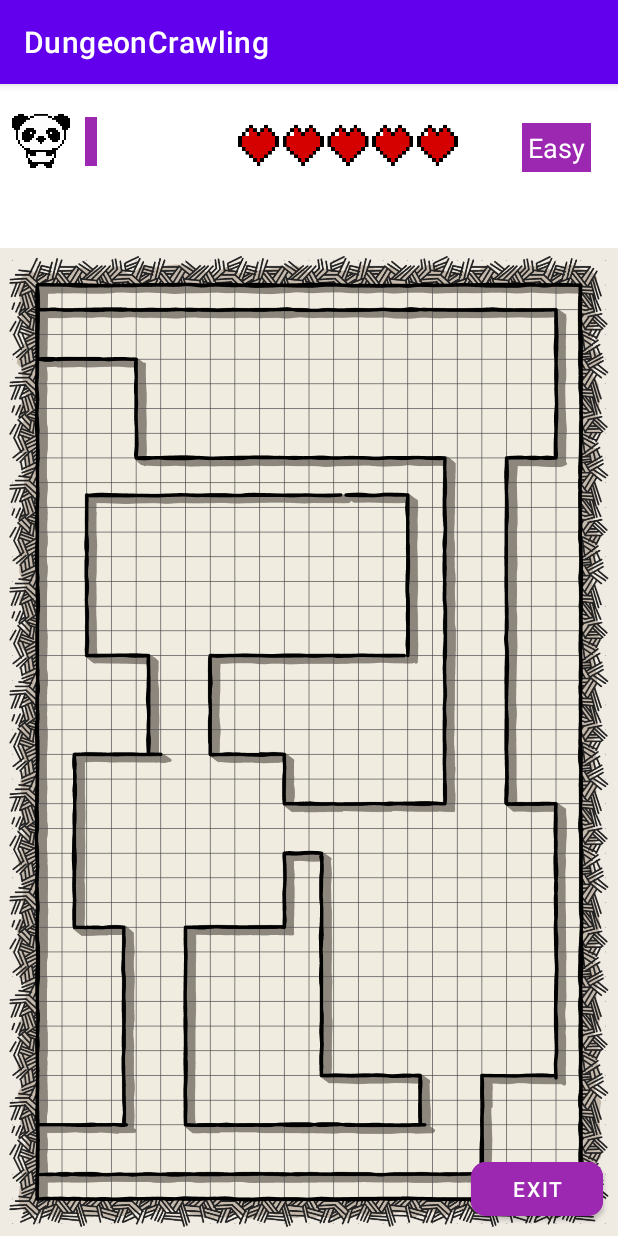
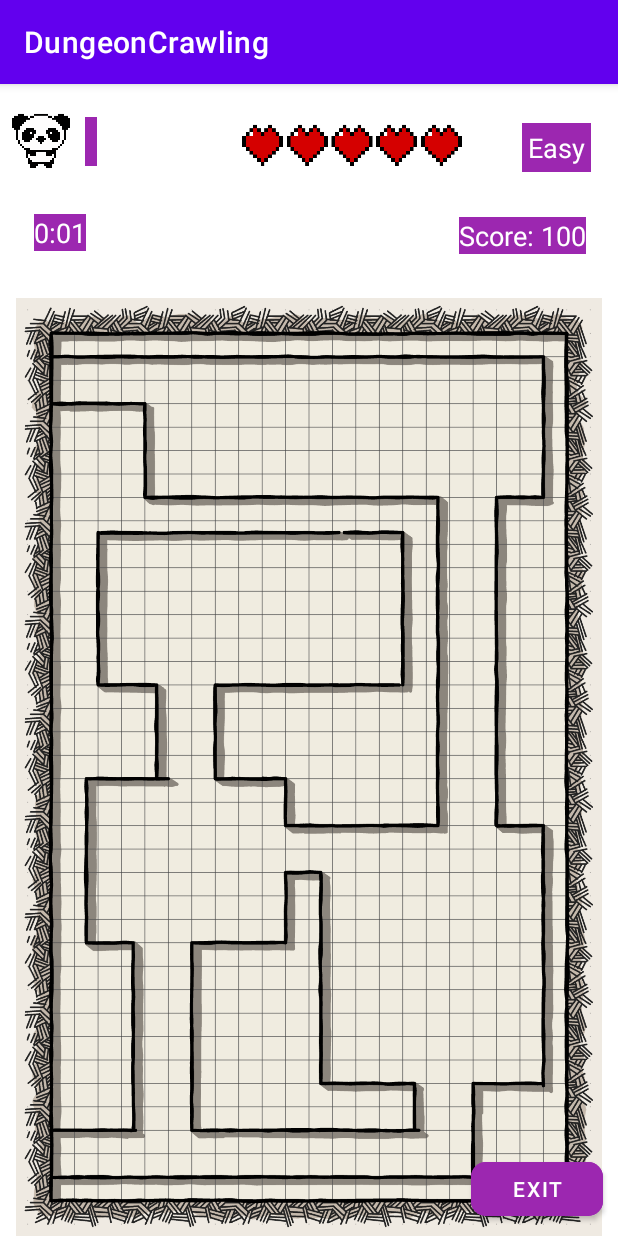
Before and after one commit to alexdinh2003/CS2340C_Team47, an Android app: the GameScreen1 screen opened directly, with no data from a screen before it, on a phone screen of 412 x 824 dp. Run offline under Robolectric (Android 15) with nearby library versions, the phone set to English and light mode, and no system bars.

Commit message:
created a timer

```diff
--- a/DungeonCrawling/app/src/main/java/com/example/dungeoncrawling/GameScreen1.java
+++ b/DungeonCrawling/app/src/main/java/com/example/dungeoncrawling/GameScreen1.java
@@ -13,11 +13,13 @@ public class GameScreen1 extends AppCompatActivity {
     private Button exitGame;
     private TextView playerName;
     private TextView difficulty;
+    private TextView timerText;
     private ImageView sprite;
     private ImageView health;
     private int difficultyNum;
     private String playerNameStr;
     private int spriteNum;
+    private Timer timer;
 
     /** @noinspection checkstyle:MissingSwitchDefault*/
     @Override
@@ -30,6 +32,7 @@ public class GameScreen1 extends AppCompatActivity {
         difficulty = (TextView) findViewById(R.id.difficultyDisplay);
         sprite = (ImageView) findViewById(R.id.sprite);
         health = (ImageView) findViewById(R.id.health);
+        timerText = (TextView) findViewById(R.id.timerTextView);
 
         difficultyNum = getIntent().getIntExtra("difficulty", 1);
         playerNameStr = getIntent().getStringExtra("playerName");
@@ -39,6 +42,9 @@ public class GameScreen1 extends AppCompatActivity {
 
         ConstraintLayout.LayoutParams params = (ConstraintLayout.LayoutParams)
                 health.getLayoutParams();
+
+        timer = new Timer(System.currentTimeMillis(), timerText);
+        timer.runTimer();
 
         switch (difficultyNum) {
         case 1:
@@ -82,6 +88,7 @@ public class GameScreen1 extends AppCompatActivity {
         }
 
         exitGame.setOnClickListener(v -> {
+            timer.stopTimer();
             Intent endScreen = new Intent(GameScreen1.this, GameEnd.class);
             startActivity(endScreen);
             finish();
--- a/DungeonCrawling/app/src/main/java/com/example/dungeoncrawling/MainActivity.java
+++ b/DungeonCrawling/app/src/main/java/com/example/dungeoncrawling/MainActivity.java
@@ -5,7 +5,6 @@ import android.view.Window;
 import android.view.WindowManager;
 import android.widget.Button;
 import android.content.Intent;
-import android.widget.RadioGroup;
 
 import androidx.appcompat.app.AppCompatActivity;
 
@@ -17,7 +16,8 @@ public class MainActivity extends AppCompatActivity {
     @Override
     protected void onCreate(Bundle savedInstanceState) {
         super.onCreate(savedInstanceState);
-        getWindow().setFlags(WindowManager.LayoutParams.FLAG_FULLSCREEN, WindowManager.LayoutParams.FLAG_FULLSCREEN);
+        getWindow().setFlags(WindowManager.LayoutParams.FLAG_FULLSCREEN,
+                WindowManager.LayoutParams.FLAG_FULLSCREEN);
         this.requestWindowFeature(Window.FEATURE_NO_TITLE);
         setContentView(R.layout.activity_main);
 
--- /dev/null
+++ b/DungeonCrawling/app/src/main/java/com/example/dungeoncrawling/Timer.java
@@ -0,0 +1,53 @@
+package com.example.dungeoncrawling;
+
+import android.os.Handler;
+import android.widget.TextView;
+
+public class Timer {
+
+    private TextView timerTextView;
+    private long startTime = 0;
+    private static long oldTime = 0;
+    private Handler timerHandler;
+    private Runnable timerRunnable;
+
+    public Timer(long startTime, TextView timerTextView) {
+        this.startTime = startTime;
+        this.timerTextView = timerTextView;
+
+        this.timerHandler = new Handler();
+        this.timerRunnable = new Runnable() {
+            @Override
+            public void run() {
+                long millis = System.currentTimeMillis() - startTime + oldTime;
+                int seconds = (int) (millis / 1000);
+                int minutes = seconds / 60;
+                seconds = seconds % 60;
+
+                timerTextView.setText(String.format("%d:%02d", minutes, seconds));
+
+                timerHandler.postDelayed(this, 500);
+            }
+        };
+    }
+
+    public boolean runTimer() {
+        return this.timerHandler.postDelayed(this.timerRunnable, 0);
+    }
+
+    public void stopTimer() {
+        this.timerHandler.removeCallbacks(this.timerRunnable);
+        this.oldTime = System.currentTimeMillis() - startTime;
+    }
+
+    public void resetTimer(long startTime, TextView timerTextView) {
+        this.startTime = startTime;
+        this.timerTextView = timerTextView;
+    }
+
+    public long getOldTime() {
+        return this.oldTime;
+    }
+
+
+}
--- a/DungeonCrawling/app/src/main/res/layout/game_screen_1.xml
+++ b/DungeonCrawling/app/src/main/res/layout/game_screen_1.xml
@@ -18,13 +18,12 @@
     <ImageView
         android:id="@+id/gameMap"
         android:layout_width="wrap_content"
-        android:layout_height="wrap_content"
+        android:layout_height= "625dp"
         android:adjustViewBounds="true"
         android:background="#000000"
         android:src="@drawable/game_map_one"
         app:layout_constraintBottom_toBottomOf="parent"
         app:layout_constraintEnd_toEndOf="parent"
-        app:layout_constraintHorizontal_bias="1.0"
         app:layout_constraintStart_toStartOf="parent"
         app:layout_constraintTop_toTopOf="parent"
         app:layout_constraintVertical_bias="1.0" />
@@ -101,4 +100,34 @@
         app:layout_constraintStart_toStartOf="parent"
         app:layout_constraintTop_toTopOf="parent"
         app:layout_constraintVertical_bias="0.99" />
+
+    <TextView
+        android:id="@+id/timerTextView"
+        android:layout_width="wrap_content"
+        android:layout_height="wrap_content"
+        android:background="#9C27B0"
+        android:backgroundTint="#9C27B0"
+        android:text="Timer: 0:00"
+        android:textColor="#FFFFFF"
+        android:textSize="18sp"
+        app:layout_constraintBottom_toTopOf="@+id/gameMap"
+        app:layout_constraintEnd_toEndOf="parent"
+        app:layout_constraintHorizontal_bias="0.06"
+        app:layout_constraintStart_toStartOf="parent"
+        app:layout_constraintTop_toBottomOf="@+id/playerNameDisplay" />
+
+    <TextView
+        android:id="@+id/scoreTextView"
+        android:layout_width="wrap_content"
+        android:layout_height="wrap_content"
+        android:background="#9C27B0"
+        android:backgroundTint="#9C27B0"
+        android:text="Score: 100"
+        android:textColor="#FFFFFF"
+        android:textSize="18sp"
+        app:layout_constraintBottom_toTopOf="@+id/gameMap"
+        app:layout_constraintEnd_toEndOf="parent"
+        app:layout_constraintHorizontal_bias="0.92"
+        app:layout_constraintStart_toEndOf="@+id/timerTextView"
+        app:layout_constraintTop_toBottomOf="@+id/difficultyDisplay" />
 </androidx.constraintlayout.widget.ConstraintLayout>
```
Also changed, not shown: DungeonCrawling/app/src/main/java/com/example/dungeoncrawling/GameEnd.java (+8 -2 lines), DungeonCrawling/app/src/main/res/layout/end_screen.xml (+12 -0 lines).
